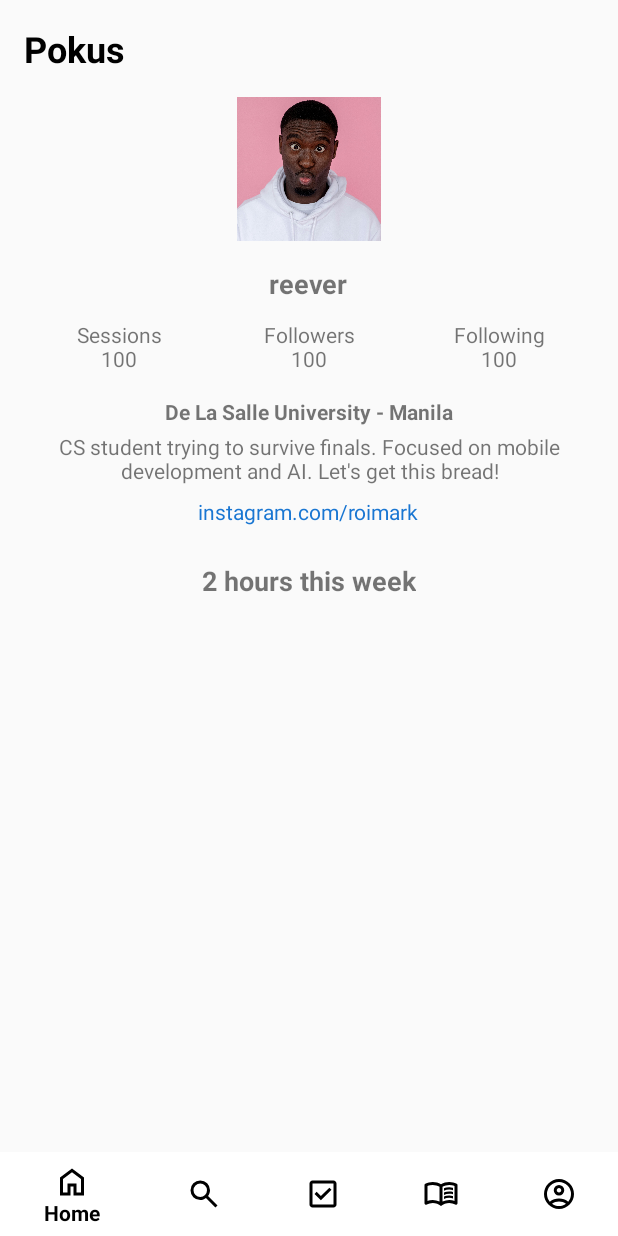
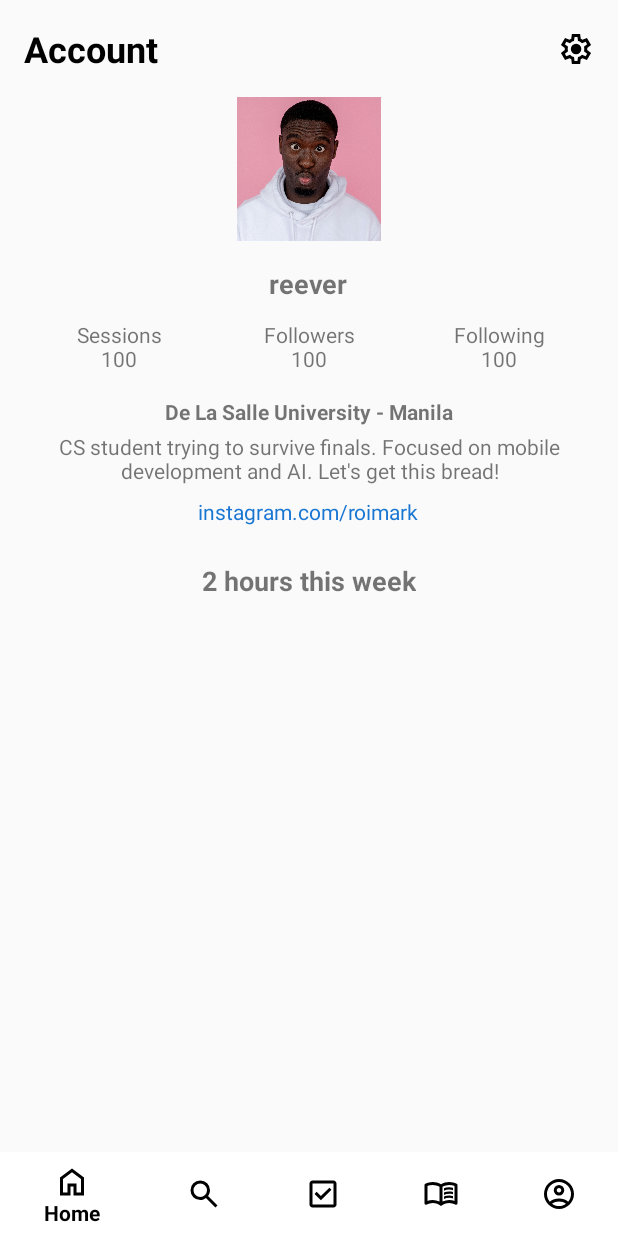
Before and after one commit to GizaRoi/Pokus, an Android app: the fragment ProfileFragment placed in its activity, on a phone screen of 412 x 824 dp. Run offline under Robolectric (Android 15) with nearby library versions, the phone set to English and light mode, and no system bars.

```diff
--- a/app/src/main/AndroidManifest.xml
+++ b/app/src/main/AndroidManifest.xml
@@ -21,6 +21,7 @@
                 <category android:name="android.intent.category.LAUNCHER" />
             </intent-filter>
         </activity>
+        <activity android:name=".profile.EditProfileActivity" />
     </application>
 
 </manifest>
--- a/app/src/main/java/com/mobicom/mco/pokus/MainActivity.kt
+++ b/app/src/main/java/com/mobicom/mco/pokus/MainActivity.kt
@@ -11,13 +11,26 @@ import com.mobicom.mco.pokus.todo.TodoFragment
 import com.mobicom.mco.pokus.sessions.SessionsFragment
 import com.mobicom.mco.pokus.profile.ProfileFragment
 import com.mobicom.mco.pokus.home.Post
+import com.mobicom.mco.pokus.todo.TodoItem
+
 
 class MainActivity : AppCompatActivity() {
 
     private lateinit var binding: ActivityMainBinding
 
     companion object {
+
+        val todoList = mutableListOf<TodoItem>()
+
+        const val PREFS_NAME = "UserPrefs"
+        const val KEY_NAME = "name"
+        const val KEY_BIO = "bio"
+        const val KEY_LINK = "link"
+
         var currentUsername = "reever"
+        var currentBio: String = "CS student trying to survive finals. Focused on mobile development and AI. Let's get this bread!"
+        var currentLink: String = "instagram.com/roimark"
+
         var currentProfilePicRes = R.drawable.profile_pic
         val currentDate = "A day ago"
         val currentTitle = "Welcome Back!"
@@ -39,12 +52,19 @@ class MainActivity : AppCompatActivity() {
             )
 
         val dummyPosts = listOf(dummyPost, dummyPost, dummyPost)
+
+
     }
 
     override fun onCreate(savedInstanceState: Bundle?) {
         super.onCreate(savedInstanceState)
         binding = ActivityMainBinding.inflate(layoutInflater)
         setContentView(binding.root)
+
+        val prefs = getSharedPreferences(PREFS_NAME, MODE_PRIVATE)
+        currentUsername = prefs.getString(KEY_NAME, currentUsername) ?: currentUsername
+        currentBio = prefs.getString(KEY_BIO, currentBio) ?: currentBio
+        currentLink = prefs.getString(KEY_LINK, currentLink) ?: currentLink
 
         // Default fragment* to change later with log in
         loadFragment(HomeFragment())
--- a/app/src/main/java/com/mobicom/mco/pokus/profile/ProfileFragment.kt
+++ b/app/src/main/java/com/mobicom/mco/pokus/profile/ProfileFragment.kt
@@ -9,6 +9,7 @@ import android.widget.TextView
 import androidx.fragment.app.Fragment
 import com.mobicom.mco.pokus.MainActivity
 import com.mobicom.mco.pokus.R
+import android.content.Intent
 
 class ProfileFragment : Fragment() {
 
@@ -25,6 +26,14 @@ class ProfileFragment : Fragment() {
 
         // Access values directly from MainActivity companion object
         view.findViewById<TextView>(R.id.username).text = MainActivity.currentUsername
-        view.findViewById<ImageView>(R.id.profilePic).setImageResource(MainActivity.currentProfilePicRes)
+        view.findViewById<TextView>(R.id.bio).text = MainActivity.currentBio
+        view.findViewById<TextView>(R.id.link).text = MainActivity.currentLink
+
+        view.findViewById<ImageView>(R.id.settingsIcon).setOnClickListener {
+            val intent = Intent(requireContext(), EditProfileActivity::class.java)
+            startActivity(intent)
+        }
     }
+
+
 }
--- /dev/null
+++ b/app/src/main/java/com/mobicom/mco/pokus/todo/TodoItem.kt
@@ -0,0 +1,6 @@
+package com.mobicom.mco.pokus.todo
+
+data class TodoItem(
+    val title: String,
+    var isChecked: Boolean = false
+)
--- /dev/null
+++ b/app/src/main/res/drawable/settings.xml
@@ -0,0 +1,9 @@
+<vector xmlns:android="http://schemas.android.com/apk/res/android"
+    android:width="24dp"
+    android:height="24dp"
+    android:viewportWidth="960"
+    android:viewportHeight="960">
+  <path
+      android:pathData="m370,880 l-16,-128q-13,-5 -24.5,-12T307,725l-119,50L78,585l103,-78q-1,-7 -1,-13.5v-27q0,-6.5 1,-13.5L78,375l110,-190 119,50q11,-8 23,-15t24,-12l16,-128h220l16,128q13,5 24.5,12t22.5,15l119,-50 110,190 -103,78q1,7 1,13.5v27q0,6.5 -2,13.5l103,78 -110,190 -118,-50q-11,8 -23,15t-24,12L590,880L370,880ZM440,800h79l14,-106q31,-8 57.5,-23.5T639,633l99,41 39,-68 -86,-65q5,-14 7,-29.5t2,-31.5q0,-16 -2,-31.5t-7,-29.5l86,-65 -39,-68 -99,42q-22,-23 -48.5,-38.5T533,266l-13,-106h-79l-14,106q-31,8 -57.5,23.5T321,327l-99,-41 -39,68 86,64q-5,15 -7,30t-2,32q0,16 2,31t7,30l-86,65 39,68 99,-42q22,23 48.5,38.5T427,694l13,106ZM482,620q58,0 99,-41t41,-99q0,-58 -41,-99t-99,-41q-59,0 -99.5,41T342,480q0,58 40.5,99t99.5,41ZM480,480Z"
+      android:fillColor="#000000"/>
+</vector>
--- a/app/src/main/res/layout/activity_home.xml
+++ b/app/src/main/res/layout/activity_home.xml
@@ -12,7 +12,7 @@
         android:id="@+id/homeTitle"
         android:layout_width="match_parent"
         android:layout_height="wrap_content"
-        android:text="@string/app_name"
+        android:text="@string/home"
         android:textSize="24sp"
         android:textStyle="bold"
         android:textColor="#000000"
--- a/app/src/main/res/layout/activity_profile.xml
+++ b/app/src/main/res/layout/activity_profile.xml
@@ -12,16 +12,33 @@
         android:gravity="center_horizontal">
 
         <!-- Top Bar -->
-        <TextView
-            android:id="@+id/homeTitle"
+        <androidx.constraintlayout.widget.ConstraintLayout
             android:layout_width="match_parent"
             android:layout_height="wrap_content"
-            android:text="@string/app_name"
-            android:textSize="24sp"
-            android:textStyle="bold"
-            android:textColor="#000000"
-            android:layout_marginBottom="16dp"
-            android:gravity="start" />
+            android:layout_marginBottom="16dp">
+
+            <TextView
+                android:id="@+id/homeTitle"
+                android:layout_width="wrap_content"
+                android:layout_height="wrap_content"
+                android:text="@string/account"
+                android:textSize="24sp"
+                android:textStyle="bold"
+                android:textColor="#000000"
+                app:layout_constraintStart_toStartOf="parent"
+                app:layout_constraintTop_toTopOf="parent"
+                app:layout_constraintBottom_toBottomOf="parent" />
+
+            <ImageView
+                android:id="@+id/settingsIcon"
+                android:layout_width="24dp"
+                android:layout_height="24dp"
+                android:contentDescription="Settings"
+                android:src="@drawable/settings"
+                app:layout_constraintEnd_toEndOf="parent"
+                app:layout_constraintTop_toTopOf="@id/homeTitle"
+                app:layout_constraintBottom_toBottomOf="@id/homeTitle" />
+            </androidx.constraintlayout.widget.ConstraintLayout>
 
         <!-- Profile Picture -->
         <ImageView
@@ -85,14 +102,16 @@
             android:layout_marginBottom="4dp" />
 
         <TextView
+            android:id="@+id/bio"
             android:layout_width="wrap_content"
             android:layout_height="wrap_content"
-            android:text="CS student trying to survive finals. Focused on mobile development and AI. Let's get this bread!"
+            android:text="CS student trying to survive finals..."
             android:textAlignment="center"
             android:layout_marginBottom="8dp" />
 
         <!-- Link -->
         <TextView
+            android:id="@+id/link"
             android:layout_width="wrap_content"
             android:layout_height="wrap_content"
             android:text="instagram.com/roimark"
--- a/app/src/main/res/menu/menu_bottom_nav.xml
+++ b/app/src/main/res/menu/menu_bottom_nav.xml
@@ -36,7 +36,7 @@
     <item
         android:id="@+id/nav_profile"
         android:icon="@drawable/profile"
-        android:title="@string/profile"
+        android:title="@string/account"
         android:orderInCategory="5"
         android:enabled="true"
         android:checkable="true" />
--- a/app/src/main/res/values/string.xml
+++ b/app/src/main/res/values/string.xml
@@ -21,6 +21,8 @@
     <string name="search">Search</string>
     <string name="todo">To Do</string>
     <string name="sessions">Sessions</string>
+    <string name="account">Account</string>
+
 
     <string name="profile">Profile</string>
     <string name="profile_desc">Profile picture of the user</string>
```
Also changed, not shown: app/src/main/java/com/mobicom/mco/pokus/profile/EditProfileActivity.kt (added, +50 -0 lines), app/src/main/java/com/mobicom/mco/pokus/todo/TodoAdapter.kt (added, +59 -0 lines), app/src/main/java/com/mobicom/mco/pokus/todo/TodoFragment.kt (+41 -0 lines), app/src/main/res/drawable/backarrow.xml (added, +9 -0 lines), app/src/main/res/layout/activity_edit_profile.xml (added, +59 -0 lines), app/src/main/res/layout/activity_todo.xml (+32 -7 lines), app/src/main/res/layout/itemtodo.xml (added, +34 -0 lines).
